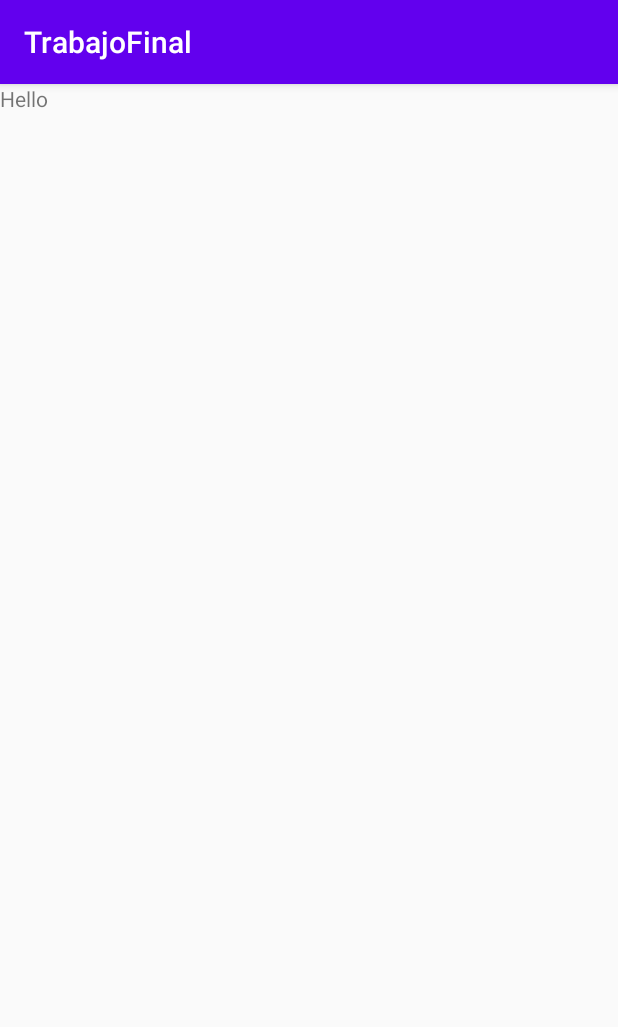
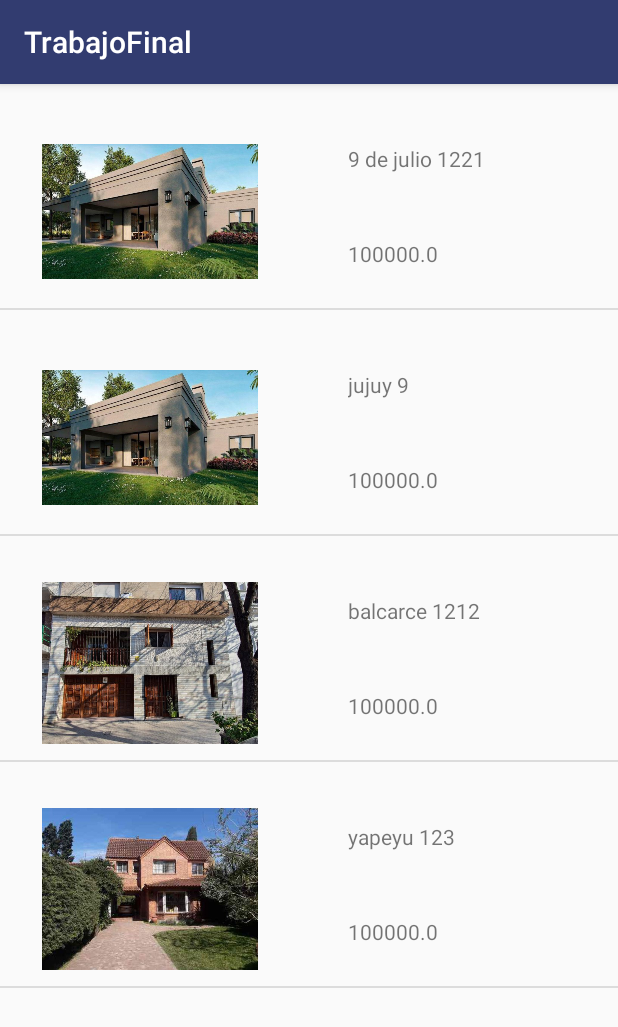
Before and after one commit to Nahuel-Scerca/TrabajoFinal, an Android app: the fragment ContratoFragment shown on its own in the app's theme, on a phone screen of 412 x 824 dp. Shown: the top 1027 px of the screen. Run offline under Robolectric (Android 15) with nearby library versions, the phone set to English and light mode, and no system bars.

Commit message:
contrato

```diff
--- a/app/src/main/java/com/example/trabajofinal/modelo/Inmueble.java
+++ b/app/src/main/java/com/example/trabajofinal/modelo/Inmueble.java
@@ -19,6 +19,26 @@ public class Inmueble implements Serializable {
     private String archivos;
 
     public Inmueble() {
+    }
+
+    public Inmueble(String direccion , int id) {
+        this.direccion = direccion;
+        this.id=id;
+    }
+
+    public Inmueble(int id, String direccion, int ambientes, String tipo, String uso, double superficie, String latitud, String longitud, double precio, int estado, int propietarioId, int foto) {
+        this.id = id;
+        this.direccion = direccion;
+        this.ambientes = ambientes;
+        this.tipo = tipo;
+        this.uso = uso;
+        this.superficie = superficie;
+        this.latitud = latitud;
+        this.longitud = longitud;
+        this.precio = precio;
+        this.estado = estado;
+        this.propietarioId = propietarioId;
+        this.foto = foto;
     }
 
     public Inmueble(String direccion, int ambientes, String tipo, String uso, double superficie, String latitud, String longitud, double precio, int estado, int propietarioId, int foto, String archivos) {
--- a/app/src/main/java/com/example/trabajofinal/ui/contratos/ContratoFragment.java
+++ b/app/src/main/java/com/example/trabajofinal/ui/contratos/ContratoFragment.java
@@ -1,38 +1,110 @@
 package com.example.trabajofinal.ui.contratos;
 
+import androidx.constraintlayout.widget.ConstraintLayout;
+import androidx.lifecycle.Observer;
+import androidx.lifecycle.ViewModelProvider;
 import androidx.lifecycle.ViewModelProviders;
 
+import android.content.Context;
 import android.os.Bundle;
 
 import androidx.annotation.NonNull;
 import androidx.annotation.Nullable;
 import androidx.fragment.app.Fragment;
+import androidx.navigation.Navigation;
 
+import android.util.Log;
 import android.view.LayoutInflater;
 import android.view.View;
 import android.view.ViewGroup;
+import android.widget.AdapterView;
+import android.widget.ArrayAdapter;
+import android.widget.ListView;
+import android.widget.TextView;
+import android.widget.Toast;
 
 import com.example.trabajofinal.R;
+import com.example.trabajofinal.modelo.Contrato;
+import com.example.trabajofinal.modelo.Inmueble;
+import com.example.trabajofinal.ui.inmuebles.InmuebleViewModel;
+import com.example.trabajofinal.ui.inmuebles.ListaAdapter;
+
+import java.util.ArrayList;
 
 public class ContratoFragment extends Fragment {
 
-    private ContratoViewModel mViewModel;
+    private ListView lvLista;
+    private ConstraintLayout item;
+    private  ArrayList<Contrato> lista;
+    private InmuebleViewModel vm;
+    private ContratoViewModel vmc;
+    private ArrayList<Contrato> arrayListContrato;
+    ArrayAdapter<Inmueble> adapter;
+    Context context;
 
-    public static ContratoFragment newInstance() {
-        return new ContratoFragment();
-    }
 
     @Override
     public View onCreateView(@NonNull LayoutInflater inflater, @Nullable ViewGroup container,
                              @Nullable Bundle savedInstanceState) {
-        return inflater.inflate(R.layout.fragment_contratos, container, false);
+
+        View root = inflater.inflate(R.layout.fragment_contratos, container, false);
+        context=root.getContext();
+        inicializar(root);
+        return root;
+
     }
 
-    @Override
-    public void onActivityCreated(@Nullable Bundle savedInstanceState) {
-        super.onActivityCreated(savedInstanceState);
-        mViewModel = ViewModelProviders.of(this).get(ContratoViewModel.class);
-        // TODO: Use the ViewModel
+
+
+    private void inicializar(View view) {
+        lvLista = view.findViewById(R.id.lvLista);
+        vmc= ViewModelProvider.AndroidViewModelFactory.getInstance(getActivity().getApplication()).create(ContratoViewModel.class);
+        vmc.getContrato().observe(getViewLifecycleOwner(), new Observer<ArrayList>() {
+            @Override
+            public void onChanged(ArrayList arrayList) {
+                arrayListContrato = arrayList;
+                Log.d("Salida", "AAAAAAAAAAAAAAAAAAAAAAAAAAAAAAAAAAAAAAAAAAAAAAAAAAAAAAAAAAAA  "+arrayListContrato.size()+"");
+            }
+        });
+        vmc.cargarDatos();
+
+        vm= ViewModelProvider.AndroidViewModelFactory.getInstance(getActivity().getApplication()).create(InmuebleViewModel.class);
+
+        vm.getInmueble().observe(getViewLifecycleOwner(), new Observer<ArrayList>() {
+            @Override
+            public void onChanged(final ArrayList arrayList) {
+                adapter= new ListaAdapter(context,R.layout.item,arrayList,getLayoutInflater());
+                lvLista.setAdapter(adapter);
+
+                lvLista.setOnItemClickListener(new AdapterView.OnItemClickListener() {
+                    @Override
+                    public void onItemClick(AdapterView<?> adapterView, View view, int i, long l) {
+                        Bundle bundle = new Bundle();
+                        Inmueble inmueble = adapter.getItem(i);
+                        Log.d("Salida", "eSTE ES EL ID INMUEBELE"+inmueble.getId()+"");
+
+                        for (int it = 0; it < 4; it++){
+                            Contrato contrato = arrayListContrato.get(it);
+                            if(inmueble.getId() == contrato.getIdInmueble()){
+                                bundle.putSerializable("contrato", contrato);
+                            }
+
+                        }
+
+
+                        Contrato contrato = arrayListContrato.get(1);
+                        Log.d("Salida", "ESTE ES EL ID CONTRATO"+contrato.getId()+"");
+                        bundle.putSerializable("contrato", contrato);
+                        Navigation.findNavController(getActivity(), R.id.nav_host_fragment).navigate(R.id.contrato_unico, bundle);
+                    }
+                });
+
+            }
+        });
+
+        vm.cargarDatos();
+
+
     }
 
 }
--- a/app/src/main/java/com/example/trabajofinal/ui/contratos/ContratoViewModel.java
+++ b/app/src/main/java/com/example/trabajofinal/ui/contratos/ContratoViewModel.java
@@ -1,7 +1,38 @@
 package com.example.trabajofinal.ui.contratos;
 
+import androidx.lifecycle.LiveData;
+import androidx.lifecycle.MutableLiveData;
 import androidx.lifecycle.ViewModel;
 
+import com.example.trabajofinal.R;
+import com.example.trabajofinal.modelo.Contrato;
+import com.example.trabajofinal.modelo.Inmueble;
+import com.example.trabajofinal.modelo.Inquilino;
+
+import java.util.ArrayList;
+import java.util.Date;
+
 public class ContratoViewModel extends ViewModel {
-    // TODO: Implement the ViewModel
+
+    private MutableLiveData<ArrayList> contrato;
+    private ArrayList<Contrato> lista = new ArrayList<>();
+
+    public LiveData<ArrayList> getContrato() {
+        if(contrato== null){
+            contrato= new MutableLiveData<>();
+        }
+        return contrato;
+    }
+
+
+
+    public void cargarDatos(){
+        lista.add(new Contrato(1, null,null, 15000, new Inquilino(), new Inmueble("Jujuy 929",1)));
+        lista.add(new Contrato(2,null,null, 11000, new Inquilino(), new Inmueble("9 de agosto 929",2)));
+        lista.add(new Contrato(3, null,null, 14000, new Inquilino(), new Inmueble("Narciso 99",3)));
+        lista.add(new Contrato(4,null,null, 20000, new Inquilino(), new Inmueble("Junin 229",4)));
+        contrato.setValue(lista);
+    }
+
+
 }
--- a/app/src/main/java/com/example/trabajofinal/ui/inmuebles/InmuebleViewModel.java
+++ b/app/src/main/java/com/example/trabajofinal/ui/inmuebles/InmuebleViewModel.java
@@ -28,10 +28,10 @@ public class InmuebleViewModel extends ViewModel {
 
 
     public void cargarDatos(){
-        lista.add(new Inmueble("9 de julio 1221", 2,"Departamento", "Domestico", 11111, "123123","2313123",100000, 1, 1, R.drawable.casa1, "String archivos"));
-        lista.add(new Inmueble("jujuy 9", 2,"Departamento", "Domestico", 11111, "123123","2313123",100000, 1, 1, R.drawable.casa1, "String archivos"));
-        lista.add(new Inmueble("balcarce 1212", 2,"Departamento", "Domestico", 11111, "123123","2313123",100000, 1, 1, R.drawable.casa2, "String archivos"));
-        lista.add(new Inmueble("yapeyu 123", 2,"Departamento", "Domestico", 11111, "123123","2313123",100000, 1, 1, R.drawable.casa3, "String archivos"));
+        lista.add(new Inmueble(1,"9 de julio 1221", 2,"Departamento", "Domestico", 11111, "123123","2313123",100000, 1, 1, R.drawable.casa1));
+        lista.add(new Inmueble(2,"jujuy 9", 2,"Departamento", "Domestico", 11111, "123123","2313123",100000, 1, 1, R.drawable.casa1));
+        lista.add(new Inmueble(3,"balcarce 1212", 2,"Departamento", "Domestico", 11111, "123123","2313123",100000, 1, 1, R.drawable.casa2));
+        lista.add(new Inmueble(4,"yapeyu 123", 2,"Departamento", "Domestico", 11111, "123123","2313123",100000, 1, 1, R.drawable.casa3));
 
         inmueble.setValue(lista);
     }
--- a/app/src/main/java/com/example/trabajofinal/ui/inquilinoUnico/InquilinoUnicoFragment.java
+++ b/app/src/main/java/com/example/trabajofinal/ui/inquilinoUnico/InquilinoUnicoFragment.java
@@ -23,7 +23,6 @@ public class InquilinoUnicoFragment extends Fragment {
 
     private InquilinoUnicoViewModel inquilinoUnicoViewModel;
     private TextView tvnombre,tvApellido,tvTelefono,tvEmail;
-    private CheckBox cbEstado;
     private ImageView ivImagenInquilino;
 
 
--- a/app/src/main/res/layout/fragment_contratos.xml
+++ b/app/src/main/res/layout/fragment_contratos.xml
@@ -1,13 +1,13 @@
 <?xml version="1.0" encoding="utf-8"?>
-<FrameLayout xmlns:android="http://schemas.android.com/apk/res/android"
+<androidx.constraintlayout.widget.ConstraintLayout xmlns:android="http://schemas.android.com/apk/res/android"
+    xmlns:app="http://schemas.android.com/apk/res-auto"
     xmlns:tools="http://schemas.android.com/tools"
     android:layout_width="match_parent"
     android:layout_height="match_parent"
     tools:context=".ui.contratos.ContratoFragment">
 
-    <TextView
+    <ListView
+        android:id="@+id/lvLista"
         android:layout_width="match_parent"
-        android:layout_height="match_parent"
-        android:text="Hello" />
-
-</FrameLayout>
+        android:layout_height="match_parent" />
+</androidx.constraintlayout.widget.ConstraintLayout>
--- a/app/src/main/res/values/colors.xml
+++ b/app/src/main/res/values/colors.xml
@@ -1,8 +1,9 @@
 <?xml version="1.0" encoding="utf-8"?>
 <resources>
-    <color name="colorPrimary">#6200EE</color>
+    <color name="colorPrimary">#323C70</color>
     <color name="colorPrimaryDark">#3700B3</color>
     <color name="colorAccent">#03DAC5</color>
     <color name="colorBt">#8BC34A</color>
     <color name="colorBt2">#888888</color>
+    <color name="colorBorde">#4353AE</color>
 </resources>
```
Also changed, not shown: app/src/main/java/com/example/trabajofinal/ContratoUnicoViewModel.java (added, +33 -0 lines), app/src/main/java/com/example/trabajofinal/contrato_unico.java (added, +69 -0 lines), app/src/main/java/com/example/trabajofinal/modelo/Contrato.java (+11 -1 lines), app/src/main/java/com/example/trabajofinal/modelo/Inquilino.java (+11 -0 lines), app/src/main/java/com/example/trabajofinal/ui/contratos/ListAdapter.java (added, +54 -0 lines), app/src/main/java/com/example/trabajofinal/ui/inquilinos/InquilinoViewModel.java (+4 -4 lines), app/src/main/res/drawable/border_item.xml (+5 -3 lines), app/src/main/res/drawable/gradients.xml (renamed from app/src/main/res/drawable/side_nav_bar.xml, +9 -5 lines), app/src/main/res/layout/custom_grid_layout.xml (+13 -10 lines), app/src/main/res/layout/fragment_contrato_unico.xml (added, +141 -0 lines), app/src/main/res/navigation/mobile_navigation.xml (+14 -1 lines), app/src/main/res/drawable/fondocontrato.png (added).
